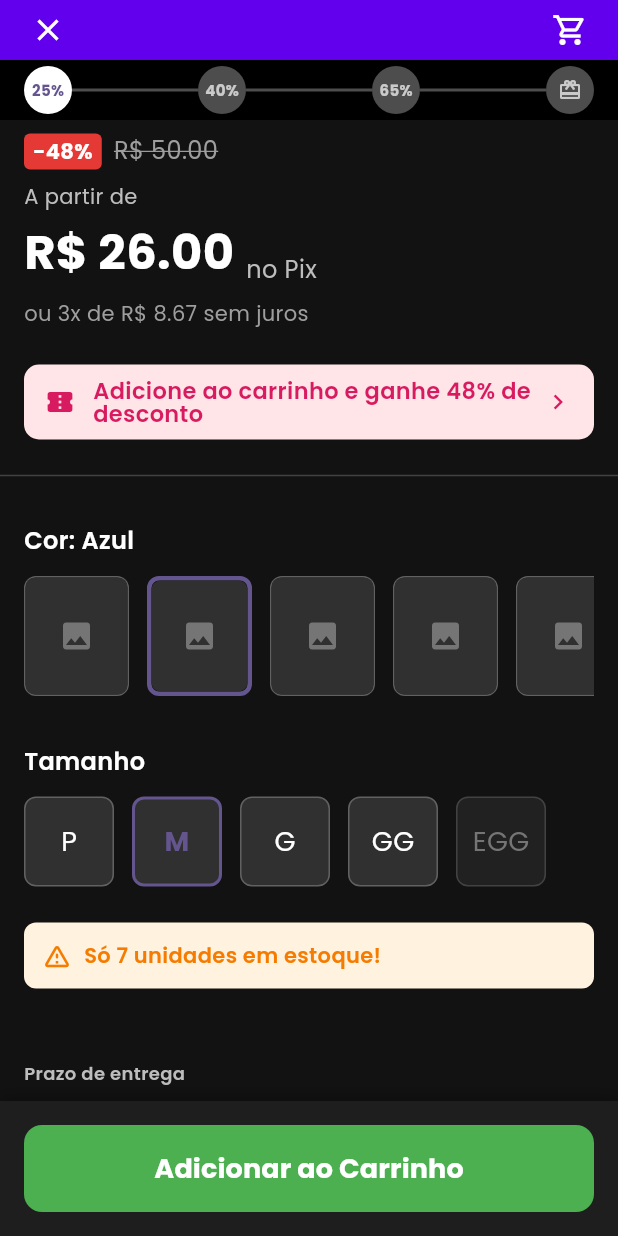
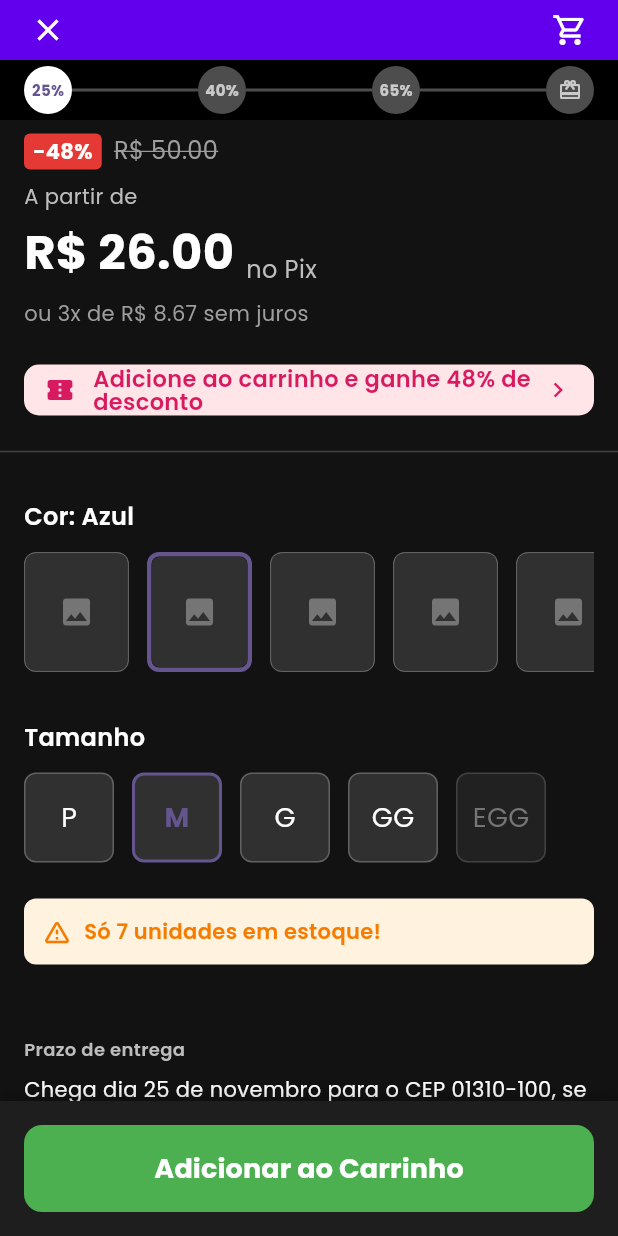
Before and after one commit to italoandres/eshop-admin-panel-updated, a Flutter app: the ProductDetailPage screen opened directly with empty values, scrolled down 576 dp, on a phone screen of 412 x 824 dp. Run offline on Flutter 3.47's test engine with Material 3 defaults, Android fonts, the phone set to English and light mode, and no system bars; our stand-ins replace cached_network_image, carousel_slider, dio, flutter_riverpod, flutter_secure_storage, freezed_annotation and 5 more; accounts and stored records are empty.

Commit message:
Reduzir padding vertical da tarja de desconto de 10px para 2px

```diff
--- a/lib/features/products/presentation/widgets/product_progressive_discount_banner.dart
+++ b/lib/features/products/presentation/widgets/product_progressive_discount_banner.dart
@@ -22,7 +22,7 @@ class ProductProgressiveDiscountBanner extends StatelessWidget {
           );
         },
         child: Container(
-          padding: const EdgeInsets.symmetric(horizontal: 14, vertical: 10),
+          padding: const EdgeInsets.symmetric(horizontal: 14, vertical: 2),
           decoration: BoxDecoration(
             color: const Color(0xFFFFE4E8),
             borderRadius: BorderRadius.circular(10),
```
